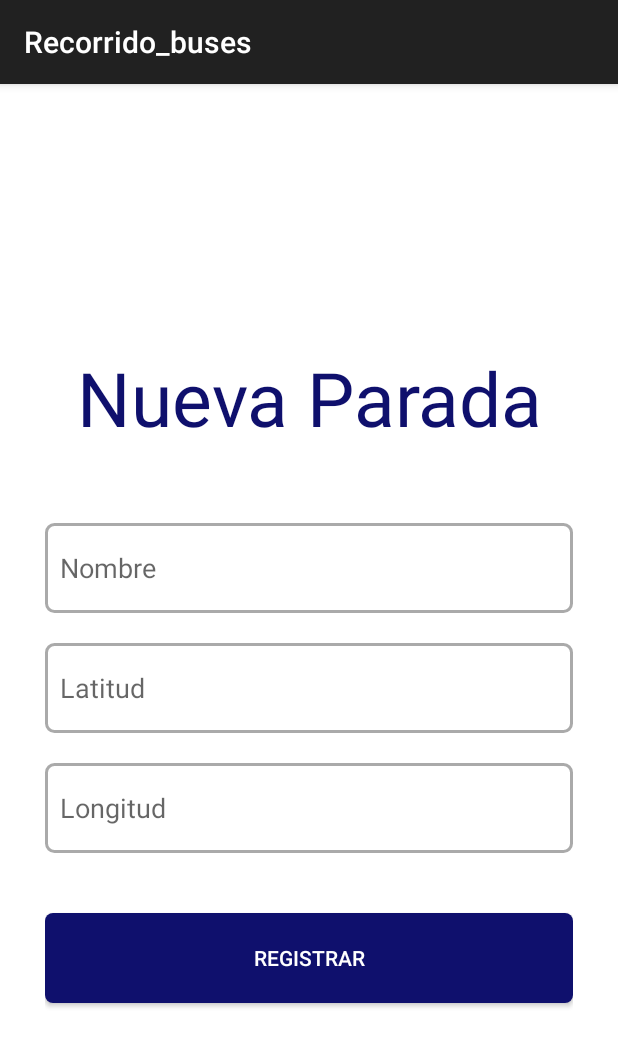
After one commit to amst-fiec/2T2020-Recorrido-de-buses-v2.0, an Android app: the newParada screen opened directly, with no data from a screen before it, on a phone screen of 412 x 824 dp. The commit adds this screen. Shown: the top 1047 px of the screen. Run offline under Robolectric (Android 15) with nearby library versions, the phone set to English and light mode, and no system bars; our stand-ins replace Firebase (no records; nobody signed in at launch, a user with empty details on screens opened directly).

Commit message:
nueva parada

```diff
--- a/app/src/main/java/com/example/recorrido_buses/Bienvenidos.java
+++ b/app/src/main/java/com/example/recorrido_buses/Bienvenidos.java
@@ -17,7 +17,7 @@ public class Bienvenidos extends AppCompatActivity {
         new Handler().postDelayed(new Runnable() {
             @Override
             public void run() {
-                Intent intent = new Intent(Bienvenidos.this, Login.class);
+                Intent intent = new Intent(Bienvenidos.this, Parada.class);
                 startActivity(intent);
                 finish();
             }
--- /dev/null
+++ b/app/src/main/java/com/example/recorrido_buses/newParada.java
@@ -0,0 +1,100 @@
+package com.example.recorrido_buses;
+
+        import androidx.annotation.NonNull;
+        import androidx.appcompat.app.AppCompatActivity;
+
+        import android.content.Intent;
+        import android.os.Bundle;
+        import android.view.View;
+        import android.widget.EditText;
+        import android.widget.Toast;
+
+        import com.google.android.gms.tasks.OnCompleteListener;
+        import com.google.android.gms.tasks.Task;
+        import com.google.firebase.auth.AuthResult;
+        import com.google.firebase.auth.FirebaseAuth;
+        import com.google.firebase.database.DatabaseReference;
+        import com.google.firebase.database.FirebaseDatabase;
+
+        import java.util.HashMap;
+        import java.util.Map;
+
+public class newParada extends AppCompatActivity {
+
+    private EditText edtName;
+    private EditText edtLat;
+    private EditText edtLon;
+
+    private String name="";
+    private String  latitud ="";
+    private String longitud ="";
+    private Double  lat =0.0;
+    private Double lon =0.0;
+
+    FirebaseAuth mAuth;
+    DatabaseReference mDatabase;
+
+    @Override
+    protected void onCreate(Bundle savedInstanceState) {
+        super.onCreate(savedInstanceState);
+        setContentView(R.layout.activity_new_parada);
+
+        mAuth =FirebaseAuth.getInstance();
+        mDatabase= FirebaseDatabase.getInstance().getReference();
+
+
+        edtName = (EditText) findViewById(R.id.edtName);
+        edtLat = (EditText) findViewById(R.id.edtLat);
+        edtLon = (EditText) findViewById(R.id.edtLon);
+
+    }
+
+
+    public void registrar(View view) {
+        name =edtName.getText().toString();
+
+        latitud =edtLat.getText().toString();
+        longitud =edtLon.getText().toString();
+
+        if(!name.isEmpty() && !latitud.isEmpty() && !longitud.isEmpty()){
+
+
+            lat =Double.valueOf(edtLat.getText().toString());
+            lon =Double.valueOf(edtLon.getText().toString());
+
+            registerStation();
+        }
+        else {
+            Toast.makeText(newParada.this,"Debe rellenar todos los campos",Toast.LENGTH_LONG).show();
+
+        }
+
+    }
+
+    private void registerStation(){
+
+        Map<String, Object> map= new HashMap<>();
+        map.put("lat",lat);
+        map.put("lon",lon);
+
+        mDatabase.child("Parada").child(name).setValue(map).addOnCompleteListener(new OnCompleteListener<Void>() {
+            @Override
+            public void onComplete(@NonNull Task<Void> task2) {
+                if (task2.isSuccessful()){
+                    Toast.makeText(newParada.this, "Usuario registrado", Toast.LENGTH_SHORT).show();
+
+                    Intent intent = new Intent(newParada.this, Mapa.class);
+                    startActivity(intent);
+                    finish();
+                }
+                else {
+                    Toast.makeText(newParada.this, "No se pudo crear la parada correctamente", Toast.LENGTH_SHORT).show();
+                }
+
+            }
+        });
+
+    }
+
+
+}
--- a/app/src/main/res/drawable/edit_text.xml
+++ b/app/src/main/res/drawable/edit_text.xml
@@ -4,6 +4,4 @@
 
     <stroke android:width="2dip" android:color="@android:color/darker_gray" />
     <size android:height="60dp"/>
-
-
 </shape>
--- /dev/null
+++ b/app/src/main/res/layout/activity_new_parada.xml
@@ -0,0 +1,64 @@
+<?xml version="1.0" encoding="utf-8"?>
+<LinearLayout xmlns:android="http://schemas.android.com/apk/res/android"
+xmlns:app="http://schemas.android.com/apk/res-auto"
+xmlns:tools="http://schemas.android.com/tools"
+android:layout_width="match_parent"
+android:layout_height="match_parent"
+android:background="#FFFFFF"
+android:gravity="center"
+android:padding="30dp"
+android:orientation="vertical"
+tools:context=".newParada">
+<TextView
+    android:layout_marginTop="20dp"
+    android:layout_width="match_parent"
+    android:layout_height="wrap_content"
+    android:textSize="50sp"
+    android:gravity="center_horizontal"
+    android:textColor="#0F106D"
+    android:text="Nueva Parada"
+    />
+<EditText
+    android:id="@+id/edtName"
+    android:layout_marginTop="50dp"
+    android:layout_width="match_parent"
+    android:layout_height="wrap_content"
+    android:hint="Nombre"
+    android:inputType="text"
+    android:background="@drawable/edit_text"
+    android:padding="10dp"
+    />
+
+<EditText
+    android:id="@+id/edtLat"
+    android:layout_marginTop="20dp"
+    android:layout_width="match_parent"
+    android:layout_height="wrap_content"
+    android:hint="Latitud"
+    android:inputType="text"
+    android:background="@drawable/edit_text"
+    android:padding="10dp"
+    />
+
+<EditText
+    android:id="@+id/edtLon"
+    android:layout_marginTop="20dp"
+    android:layout_width="match_parent"
+    android:layout_height="wrap_content"
+    android:hint="Longitud"
+    android:inputType="text"
+    android:background="@drawable/edit_text"
+    android:padding="10dp"
+    />
+<Button
+    android:layout_marginTop="40dp"
+    android:layout_width="match_parent"
+    android:text="REGISTRAR"
+    android:background="@drawable/edit_button"
+    android:layout_height="60dp"
+    android:textColor="#FFFFFF"
+    android:onClick="registrar"
+    />
+
+
+</LinearLayout>
```
Also changed, not shown: app/src/main/AndroidManifest.xml (+8 -7 lines), app/src/main/java/com/example/recorrido_buses/Parada.java (+7 -0 lines), app/src/main/java/com/example/recorrido_buses/Registro.java (+99 -0 lines), app/src/main/res/layout/activity_parada.xml (+11 -0 lines), app/src/main/res/layout/activity_registro.xml (+5 -2 lines), app/src/main/res/drawable-v24/add.png, app/src/main/res/drawable-v24/punto.png.
